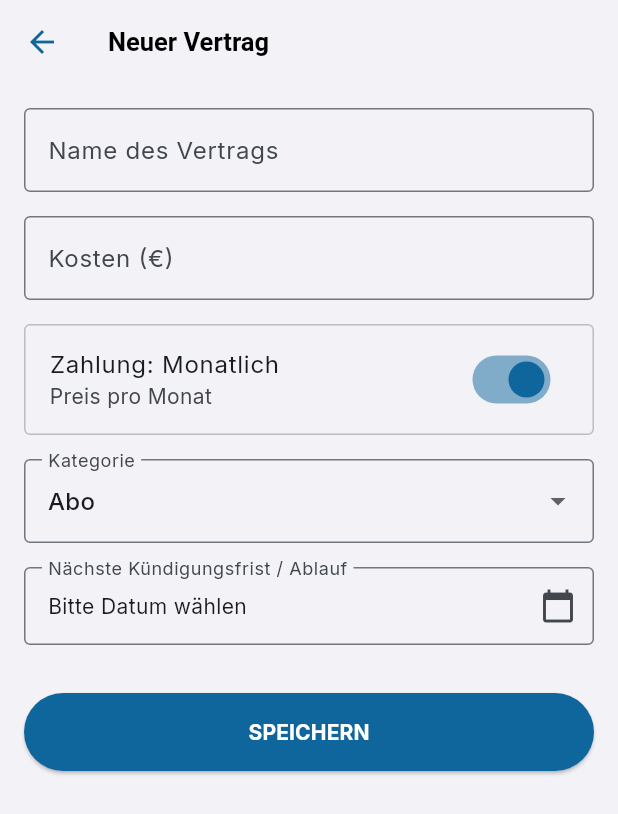
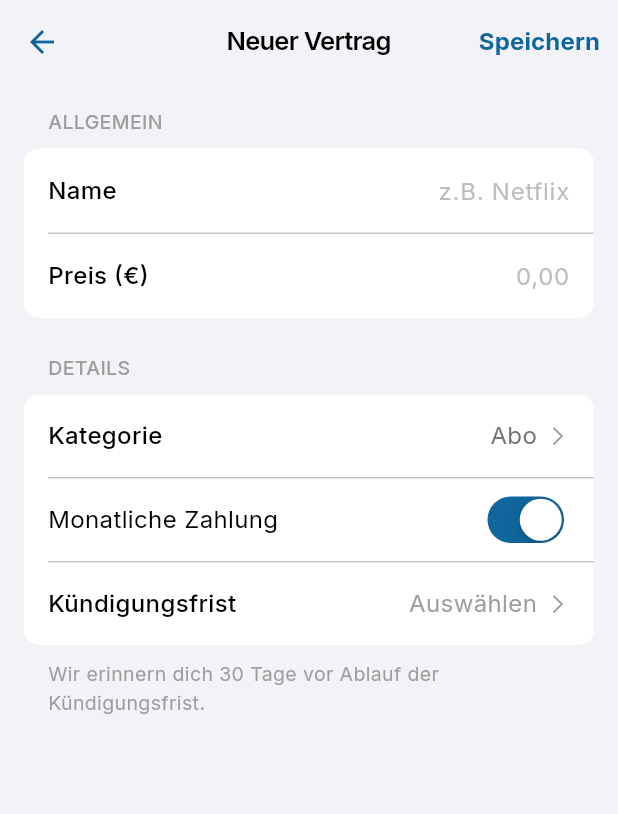
Before and after one commit to nikita04s/vertragsmanager, a Flutter app: the ContractEditScreen screen opened directly, on a phone screen of 412 x 824 dp. Shown: the top 814 px of the screen. Run offline on Flutter 3.47's test engine with Material 3 defaults, Android fonts, the phone set to English and light mode, and no system bars; our stand-ins replace fl_chart, flutter_riverpod, google_fonts, image_picker, supabase_flutter; missing offline and left inert: google_mlkit_text_recognition; accounts and stored records are empty.

Commit message:
ios design

```diff
--- a/lib/src/features/contracts/presentation/contract_edit_screen.dart
+++ b/lib/src/features/contracts/presentation/contract_edit_screen.dart
@@ -1,3 +1,4 @@
+import 'package:flutter/cupertino.dart';
 import 'package:flutter/material.dart';
 import 'package:flutter_riverpod/flutter_riverpod.dart';
 import 'package:intl/intl.dart';
@@ -5,9 +6,7 @@ import 'package:vertragsmanager/src/features/contracts/domain/contract.dart';
 import 'package:vertragsmanager/src/features/contracts/domain/contract_provider.dart';
 
 class ContractEditScreen extends ConsumerStatefulWidget {
-  // Wenn diese ID gesetzt ist, bearbeiten wir einen existierenden Vertrag
   final String? existingId;
-
   final String? initialTitle;
   final double? initialPrice;
   final DateTime? initialDate;
@@ -16,7 +15,7 @@ class ContractEditScreen extends ConsumerStatefulWidget {
 
   const ContractEditScreen({
     super.key,
-    this.existingId, // NEU
+    this.existingId,
     this.initialTitle,
     this.initialPrice,
     this.initialDate,
@@ -45,21 +44,17 @@ class _ContractEditScreenState extends ConsumerState<ContractEditScreen> {
   @override
   void initState() {
     super.initState();
-
     _titleController = TextEditingController(text: widget.initialTitle ?? '');
-
     String priceText = '';
     if (widget.initialPrice != null && widget.initialPrice! > 0) {
       priceText = widget.initialPrice!.toStringAsFixed(2).replaceAll('.', ',');
     }
     _priceController = TextEditingController(text: priceText);
-
     _selectedDate = widget.initialDate;
 
     if (widget.initialCategory != null && _categories.contains(widget.initialCategory)) {
       _selectedCategory = widget.initialCategory!;
     }
-
     if (widget.initialIsMonthly != null) {
       _isMonthly = widget.initialIsMonthly!;
     }
@@ -73,127 +68,249 @@ class _ContractEditScreenState extends ConsumerState<ContractEditScreen> {
   }
 
 Future<void> _pickDate() async {
+    // iOS Style Date Picker (Modal Bottom Sheet)
     final initialDate = _selectedDate ?? DateTime.now().add(const Duration(days: 30));
-    final picked = await showDatePicker(
+
+    showCupertinoModalPopup(
       context: context,
-      initialDate: initialDate,
-      firstDate: DateTime(2000),
-      lastDate: DateTime(2030),
+      builder: (_) => Container(
+        height: 300,
+        color: Colors.white,
+        child: Column(
+          children: [
+            SizedBox(
+              height: 240,
+              child: CupertinoDatePicker(
+                mode: CupertinoDatePickerMode.date,
+                initialDateTime: initialDate,
+                minimumDate: DateTime(2000),
+                maximumDate: DateTime(2040),
+                onDateTimeChanged: (val) {
+                  // Hier setzen wir nur den State, schließen aber NICHTS
+                  setState(() => _selectedDate = val);
+                },
+              ),
+            ),
+            // HIER IST DIE ÄNDERUNG:
+            CupertinoButton(
+              child: const Text('Fertig'),
+              onPressed: () {
+                // WICHTIG: rootNavigator: true
+                // Das sagt Flutter: "Suche auf der allerhöchsten Ebene nach dem Popup"
+                if (mounted) {
+                  Navigator.of(context, rootNavigator: true).pop();
+                }
+              },
+            )
+          ],
+        ),
+      ),
     );
-    if (picked != null) {
-      setState(() => _selectedDate = picked);
-    }
   }
 
   void _saveContract() {
     if (_formKey.currentState!.validate()) {
       final price = double.tryParse(_priceController.text.replaceAll(',', '.')) ?? 0.0;
 
-      // ENTSCHEIDUNG: Update oder Neu?
-      if (widget.existingId != null) {
-        // --- UPDATE ---
-        final updatedContract = Contract(
-          id: widget.existingId!, // Wir behalten die alte ID!
+      final contract = Contract(
+        id: widget.existingId ?? DateTime.now().millisecondsSinceEpoch.toString(),
         title: _titleController.text,
         price: price,
         category: _selectedCategory,
         endDate: _selectedDate,
         isMonthly: _isMonthly,
       );
-        ref.read(contractProvider.notifier).updateContract(updatedContract);
+
+      // Speichern in Riverpod / Datenbank
+      if (widget.existingId != null) {
+        ref.read(contractProvider.notifier).updateContract(contract);
       } else {
-        // --- NEU ERSTELLEN ---
-        final newContract = Contract(
-          id: DateTime.now().millisecondsSinceEpoch.toString(),
-          title: _titleController.text,
-          price: price,
-          category: _selectedCategory,
-          endDate: _selectedDate,
-          isMonthly: _isMonthly,
-        );
-        ref.read(contractProvider.notifier).addContract(newContract);
+        ref.read(contractProvider.notifier).addContract(contract);
       }
 
+      // NAVIGATION LOGIK
+      if (mounted) {
+        if (widget.existingId != null) {
+          // Fall A: Wir bearbeiten einen existierenden Vertrag.
+          // Wir kommen direkt von der Liste, also reicht ein Schritt zurück.
           Navigator.of(context).pop();
-      ScaffoldMessenger.of(context).showSnackBar(
-        SnackBar(content: Text(widget.existingId != null ? 'Änderungen gespeichert!' : 'Vertrag erstellt!')),
-      );
+        } else {
+          // Fall B: Wir erstellen einen NEUEN Vertrag.
+          // Der Weg war: Liste -> Auswahl-Screen -> Edit-Screen.
+          // Wir wollen "Auswahl" und "Edit" überspringen und direkt zur Liste (Start).
+          Navigator.of(context).popUntil((route) => route.isFirst);
+        }
+      }
     }
   }
 
   @override
   Widget build(BuildContext context) {
     return Scaffold(
+      backgroundColor: const Color(0xFFF2F2F7), // Grouped Background
       appBar: AppBar(
-        // Titel passt sich an
-        title: Text(widget.existingId != null ? "Vertrag bearbeiten" : "Neuer Vertrag"),
+        title: Text(widget.existingId != null ? "Bearbeiten" : "Neuer Vertrag"),
+        actions: [
+          TextButton(
+            onPressed: _saveContract,
+            child: const Text("Speichern", style: TextStyle(fontWeight: FontWeight.bold, fontSize: 16)),
+          )
+        ],
       ),
-      body: SingleChildScrollView(
-        padding: const EdgeInsets.all(16.0),
-        child: Form(
+      body: Form(
         key: _formKey,
-          child: Column(
-            crossAxisAlignment: CrossAxisAlignment.stretch,
+        child: ListView(
+          padding: const EdgeInsets.all(16),
           children: [
-              TextFormField(
-                controller: _titleController,
-                decoration: const InputDecoration(labelText: 'Name des Vertrags', border: OutlineInputBorder()),
-                validator: (value) => value!.isEmpty ? 'Pflichtfeld' : null,
-              ),
-              const SizedBox(height: 16),
-              TextFormField(
-                controller: _priceController,
-                decoration: const InputDecoration(labelText: 'Kosten (€)', suffixText: '€', border: OutlineInputBorder()),
-                keyboardType: const TextInputType.numberWithOptions(decimal: true),
-                validator: (value) => value!.isEmpty ? 'Pflichtfeld' : null,
-              ),
-              const SizedBox(height: 16),
+            // SECTION 1: BASISDATEN
+            _buildSectionLabel("ALLGEMEIN"),
             Container(
               decoration: BoxDecoration(
-                  border: Border.all(color: Colors.grey.shade400),
-                  borderRadius: BorderRadius.circular(4),
+                color: Colors.white,
+                borderRadius: BorderRadius.circular(10),
               ),
-                child: SwitchListTile(
-                  title: Text(_isMonthly ? "Zahlung: Monatlich" : "Zahlung: Jährlich"),
-                  subtitle: Text(_isMonthly ? "Preis pro Monat" : "Preis pro Jahr"),
-                  value: _isMonthly,
-                  activeColor: Theme.of(context).colorScheme.primary,
-                  onChanged: (val) => setState(() => _isMonthly = val),
+              child: Column(
+                children: [
+                  _buildTextInput(_titleController, "Name", "z.B. Netflix", isLast: false),
+                  const Divider(height: 1, indent: 16),
+                  _buildTextInput(_priceController, "Preis (€)", "0,00", isLast: true, isNumber: true),
+                ],
               ),
             ),
-              const SizedBox(height: 16),
-              DropdownButtonFormField<String>(
+
+            const SizedBox(height: 24),
+
+            // SECTION 2: DETAILS
+            _buildSectionLabel("DETAILS"),
+            Container(
+              decoration: BoxDecoration(
+                color: Colors.white,
+                borderRadius: BorderRadius.circular(10),
+              ),
+              child: Column(
+                children: [
+                  // Kategorie Picker (Custom Row)
+                  _buildRowButton(
+                    label: "Kategorie",
                     value: _selectedCategory,
-                items: _categories.map((c) => DropdownMenuItem(value: c, child: Text(c))).toList(),
-                onChanged: (val) => setState(() => _selectedCategory = val!),
-                decoration: const InputDecoration(labelText: 'Kategorie', border: OutlineInputBorder()),
+                    onTap: () => _showCategoryPicker(),
+                    isLast: false,
                   ),
-              const SizedBox(height: 16),
-              InkWell(
-                onTap: _pickDate,
-                child: InputDecorator(
-                  decoration: const InputDecoration(
-                    labelText: 'Nächste Kündigungsfrist / Ablauf',
-                    suffixIcon: Icon(Icons.calendar_today),
-                    border: OutlineInputBorder(),
-                  ),
-                  child: Text(
-                    _selectedDate == null ? 'Bitte Datum wählen' : DateFormat('dd.MM.yyyy').format(_selectedDate!),
-                  ),
-                ),
-              ),
-              const SizedBox(height: 32),
-              ElevatedButton(
-                onPressed: _saveContract,
-                style: ElevatedButton.styleFrom(
-                  padding: const EdgeInsets.symmetric(vertical: 16),
-                  backgroundColor: Theme.of(context).colorScheme.primary,
-                  foregroundColor: Colors.white,
-                ),
-                child: const Text("SPEICHERN", style: TextStyle(fontWeight: FontWeight.bold)),
+                  const Divider(height: 1, indent: 16),
+
+                  // Zahlungsintervall Switch
+                  Padding(
+                    padding: const EdgeInsets.symmetric(horizontal: 16, vertical: 8),
+                    child: Row(
+                      mainAxisAlignment: MainAxisAlignment.spaceBetween,
+                      children: [
+                        const Text("Monatliche Zahlung", style: TextStyle(fontSize: 16)),
+                        CupertinoSwitch(
+                          value: _isMonthly,
+                          activeColor: Theme.of(context).primaryColor,
+                          onChanged: (val) => setState(() => _isMonthly = val),
                         ),
                       ],
                     ),
+                  ),
+                  const Divider(height: 1, indent: 16),
+
+                  // Datum Picker
+                  _buildRowButton(
+                    label: "Kündigungsfrist",
+                    value: _selectedDate == null
+                        ? "Auswählen"
+                        : DateFormat('dd.MM.yyyy').format(_selectedDate!),
+                    onTap: _pickDate,
+                    isLast: true,
+                    textColor: _selectedDate == null ? Colors.grey : Colors.blue,
+                  ),
+                ],
+              ),
+            ),
+
+            const SizedBox(height: 10),
+            const Padding(
+              padding: EdgeInsets.only(left: 16),
+              child: Text(
+                "Wir erinnern dich 30 Tage vor Ablauf der Kündigungsfrist.",
+                style: TextStyle(color: Colors.grey, fontSize: 13),
+              ),
+            ),
+          ],
+        ),
+      ),
+    );
+  }
+
+  // Hilfswidgets für den Clean Code
+  Widget _buildSectionLabel(String text) {
+    return Padding(
+      padding: const EdgeInsets.only(left: 16, bottom: 8),
+      child: Text(
+        text,
+        style: const TextStyle(fontSize: 13, color: Colors.grey, fontWeight: FontWeight.w500),
+      ),
+    );
+  }
+
+  Widget _buildTextInput(TextEditingController controller, String label, String placeholder, {bool isLast = false, bool isNumber = false}) {
+    return Padding(
+      padding: const EdgeInsets.symmetric(horizontal: 16, vertical: 4),
+      child: Row(
+        children: [
+          SizedBox(width: 100, child: Text(label, style: const TextStyle(fontSize: 16, fontWeight: FontWeight.w500))),
+          Expanded(
+            child: TextFormField(
+              controller: controller,
+              keyboardType: isNumber ? const TextInputType.numberWithOptions(decimal: true) : TextInputType.text,
+              textAlign: TextAlign.right,
+              decoration: InputDecoration(
+                hintText: placeholder,
+                border: InputBorder.none,
+                hintStyle: TextStyle(color: Colors.grey.shade400),
+              ),
+              style: const TextStyle(fontSize: 16),
+              validator: (val) => val!.isEmpty ? "" : null, // Fehler werden nicht rot angezeigt, verhindert nur Speichern
+            ),
+          ),
+        ],
+      ),
+    );
+  }
+
+  Widget _buildRowButton({required String label, required String value, required VoidCallback onTap, bool isLast = false, Color? textColor}) {
+    return InkWell(
+      onTap: onTap,
+      child: Padding(
+        padding: const EdgeInsets.all(16),
+        child: Row(
+          mainAxisAlignment: MainAxisAlignment.spaceBetween,
+          children: [
+            Text(label, style: const TextStyle(fontSize: 16, fontWeight: FontWeight.w500)),
+            Row(
+              children: [
+                Text(value, style: TextStyle(fontSize: 16, color: textColor ?? Colors.grey.shade600)),
+                const SizedBox(width: 6),
+                const Icon(CupertinoIcons.chevron_right, size: 16, color: Colors.grey),
+              ],
+            )
+          ],
+        ),
+      ),
+    );
+  }
+
+  void _showCategoryPicker() {
+    showCupertinoModalPopup(
+      context: context,
+      builder: (_) => Container(
+        height: 250,
+        color: Colors.white,
+        child: CupertinoPicker(
+          itemExtent: 32,
+          onSelectedItemChanged: (index) => setState(() => _selectedCategory = _categories[index]),
+          children: _categories.map((c) => Text(c)).toList(),
         ),
       ),
     );
```
Also changed, not shown: lib/main.dart (+33 -16 lines), lib/src/features/contracts/presentation/add_contract_screen.dart (+61 -71 lines), lib/src/features/contracts/presentation/contract_card.dart (+60 -45 lines), lib/src/features/dashboard/presentation/dashboard_screen.dart (+59 -66 lines). Lines whose indentation alone changed are shown as unchanged.
